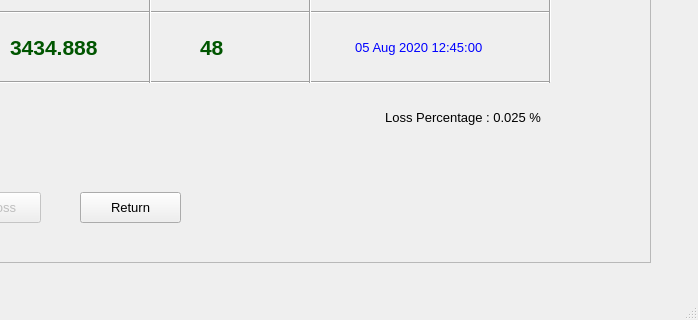
First picture: the form in FCI/ui/fci_29_stacks.ui, repository sanjaymanegit/testRepo, before the edit; both pictures show x 670 to 1368 and y 448 to 768 of the 1368 by 768 pixel window.
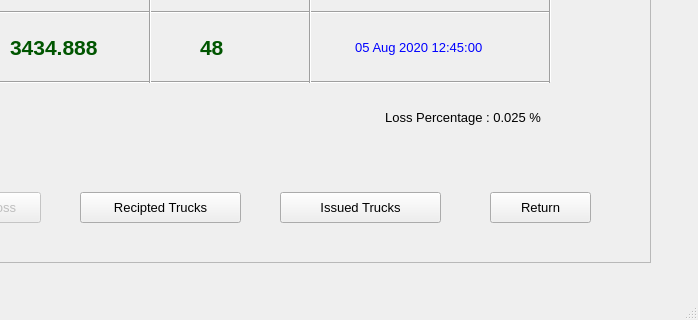
Second picture: the form after the edit.

Patch:
```diff
--- a/FCI/ui/fci_29_stacks.ui
+++ b/FCI/ui/fci_29_stacks.ui
@@ -84,7 +84,7 @@
     <widget class="QPushButton" name="pushButton_8">
      <property name="geometry">
       <rect>
-       <x>730</x>
+       <x>1140</x>
        <y>620</y>
        <width>101</width>
        <height>31</height>
@@ -1276,6 +1276,42 @@
       <set>Qt::AlignRight|Qt::AlignTrailing|Qt::AlignVCenter</set>
      </property>
     </widget>
+    <widget class="QPushButton" name="pushButton_11">
+     <property name="geometry">
+      <rect>
+       <x>730</x>
+       <y>620</y>
+       <width>161</width>
+       <height>31</height>
+      </rect>
+     </property>
+     <property name="font">
+      <font>
+       <pointsize>10</pointsize>
+      </font>
+     </property>
+     <property name="text">
+      <string>Recipted Trucks</string>
+     </property>
+    </widget>
+    <widget class="QPushButton" name="pushButton_12">
+     <property name="geometry">
+      <rect>
+       <x>930</x>
+       <y>620</y>
+       <width>161</width>
+       <height>31</height>
+      </rect>
+     </property>
+     <property name="font">
+      <font>
+       <pointsize>10</pointsize>
+      </font>
+     </property>
+     <property name="text">
+      <string>Issued Trucks</string>
+     </property>
+    </widget>
    </widget>
   </widget>
   <widget class="QMenuBar" name="menubar">
```
